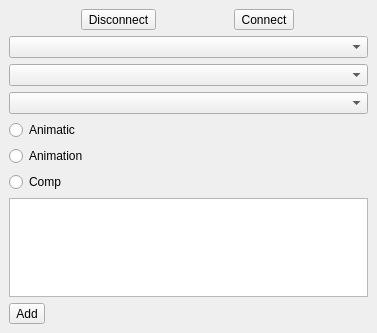
Above: ui/main.ui from iceanimations/shotgunMassUploader before the change. Below: the same form after it.
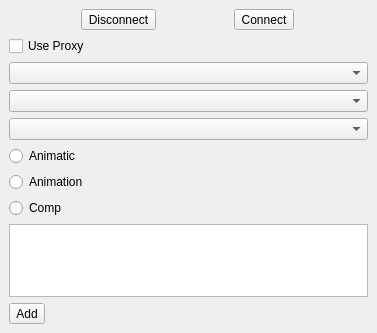
That is the form after the change.

Commit message: Use Proxy optional

Patch:
```diff
--- a/ui/main.ui
+++ b/ui/main.ui
@@ -33,6 +33,13 @@
       </item>
      </layout>
     </item>
+    <item>
+     <widget class="QCheckBox" name="proxyCheck">
+      <property name="text">
+       <string>Use Proxy</string>
+      </property>
+     </widget>
+    </item>
     <item>
      <widget class="QComboBox" name="selectProject"/>
     </item>
```
The commit also changes 1 other file.
